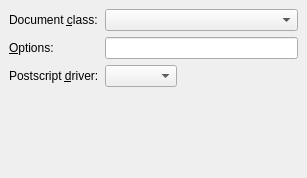
Old version of the form src/frontends/qt4/ui/LaTeXUi.ui in the repository cburschka/lyx.
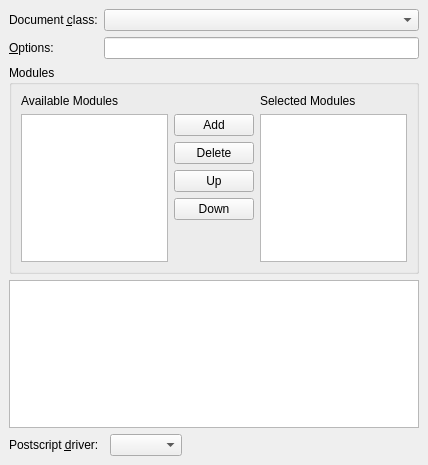
New version of the form.

Commit message: This is the last of a series of patches that merges the layout modules development in personal/branches/rgheck back into the tree.

```diff
--- a/src/frontends/qt4/ui/LaTeXUi.ui
+++ b/src/frontends/qt4/ui/LaTeXUi.ui
@@ -5,8 +5,8 @@
    <rect>
     <x>0</x>
     <y>0</y>
-    <width>307</width>
-    <height>178</height>
+    <width>428</width>
+    <height>465</height>
    </rect>
   </property>
   <property name="windowTitle" >
@@ -19,49 +19,139 @@
    <property name="spacing" >
     <number>6</number>
    </property>
-   <item row="3" column="1" >
+   <item row="5" column="2" colspan="2" >
     <spacer>
      <property name="orientation" >
       <enum>Qt::Vertical</enum>
      </property>
      <property name="sizeHint" >
       <size>
-       <width>20</width>
-       <height>40</height>
+       <width>84</width>
+       <height>41</height>
       </size>
      </property>
     </spacer>
    </item>
-   <item row="2" column="2" >
+   <item row="4" column="3" >
     <spacer>
      <property name="orientation" >
       <enum>Qt::Horizontal</enum>
      </property>
      <property name="sizeHint" >
       <size>
-       <width>40</width>
-       <height>20</height>
+       <width>261</width>
+       <height>22</height>
       </size>
      </property>
     </spacer>
    </item>
-   <item row="2" column="1" >
+   <item row="4" column="2" >
     <widget class="QComboBox" name="psdriverCO" >
      <property name="duplicatesEnabled" >
       <bool>false</bool>
      </property>
     </widget>
    </item>
-   <item row="0" column="0" >
-    <widget class="QLabel" name="classL" >
+   <item row="4" column="0" colspan="2" >
+    <widget class="QLabel" name="psdriverL" >
      <property name="text" >
-      <string>Document &amp;class:</string>
+      <string>Postscript &amp;driver:</string>
      </property>
      <property name="buddy" >
       <cstring>classCO</cstring>
      </property>
     </widget>
    </item>
+   <item row="3" column="0" colspan="4" >
+    <widget class="QTextBrowser" name="infoML" />
+   </item>
+   <item row="2" column="0" colspan="4" >
+    <widget class="QGroupBox" name="modulesGB" >
+     <property name="title" >
+      <string>Modules</string>
+     </property>
+     <layout class="QGridLayout" >
+      <property name="margin" >
+       <number>9</number>
+      </property>
+      <property name="spacing" >
+       <number>6</number>
+      </property>
+      <item row="0" column="0" >
+       <widget class="QLabel" name="availmodL" >
+        <property name="text" >
+         <string>Available Modules</string>
+        </property>
+       </widget>
+      </item>
+      <item row="0" column="2" >
+       <widget class="QLabel" name="selmodL" >
+        <property name="text" >
+         <string>Selected Modules</string>
+        </property>
+       </widget>
+      </item>
+      <item rowspan="5" row="1" column="0" >
+       <widget class="QListView" name="availableLV" >
+        <property name="editTriggers" >
+         <set>QAbstractItemView::NoEditTriggers</set>
+        </property>
+       </widget>
+      </item>
+      <item row="1" column="1" >
+       <widget class="QPushButton" name="addPB" >
+        <property name="text" >
+         <string>Add</string>
+        </property>
+       </widget>
+      </item>
+      <item rowspan="5" row="1" column="2" >
+       <widget class="QListView" name="selectedLV" >
+        <property name="editTriggers" >
+         <set>QAbstractItemView::NoEditTriggers</set>
+        </property>
+       </widget>
+      </item>
+      <item row="2" column="1" >
+       <widget class="QPushButton" name="deletePB" >
+        <property name="text" >
+         <string>Delete</string>
+        </property>
+       </widget>
+      </item>
+      <item row="3" column="1" >
+       <widget class="QPushButton" name="upPB" >
+        <property name="text" >
+         <string>Up</string>
+        </property>
+       </widget>
+      </item>
+      <item row="4" column="1" >
+       <widget class="QPushButton" name="downPB" >
+        <property name="text" >
+         <string>Down</string>
+        </property>
+       </widget>
+      </item>
+      <item row="5" column="1" >
+       <spacer>
+        <property name="orientation" >
+         <enum>Qt::Vertical</enum>
+        </property>
+        <property name="sizeHint" >
+         <size>
+          <width>80</width>
+          <height>46</height>
+         </size>
+        </property>
+       </spacer>
+      </item>
+     </layout>
+    </widget>
+   </item>
+   <item row="1" column="1" colspan="3" >
+    <widget class="QLineEdit" name="optionsLE" />
+   </item>
    <item row="1" column="0" >
     <widget class="QLabel" name="optionsL" >
      <property name="text" >
@@ -72,21 +162,18 @@
      </property>
     </widget>
    </item>
-   <item row="2" column="0" >
-    <widget class="QLabel" name="psdriverL" >
-     <property name="text" >
-      <string>Postscript &amp;driver:</string>
-     </property>
-     <property name="buddy" >
-      <cstring>psdriverCO</cstring>
-     </property>
-    </widget>
-   </item>
-   <item row="0" column="1" colspan="2" >
+   <item row="0" column="1" colspan="3" >
     <widget class="QComboBox" name="classCO" />
    </item>
-   <item row="1" column="1" colspan="2" >
-    <widget class="QLineEdit" name="optionsLE" />
+   <item row="0" column="0" >
+    <widget class="QLabel" name="classL" >
+     <property name="text" >
+      <string>Document &amp;class:</string>
+     </property>
+     <property name="buddy" >
+      <cstring>classCO</cstring>
+     </property>
+    </widget>
    </item>
   </layout>
  </widget>
```
Left out of the diff: 13 changed lines with no effect on the pictures. The commit also changes 4 other files.
